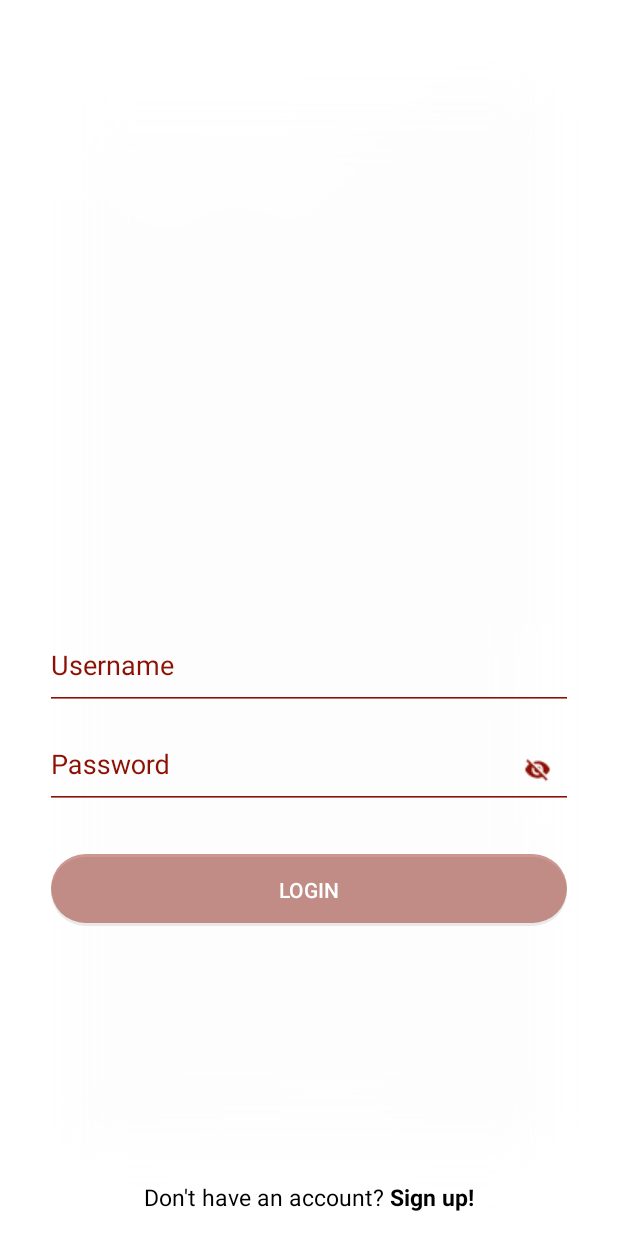
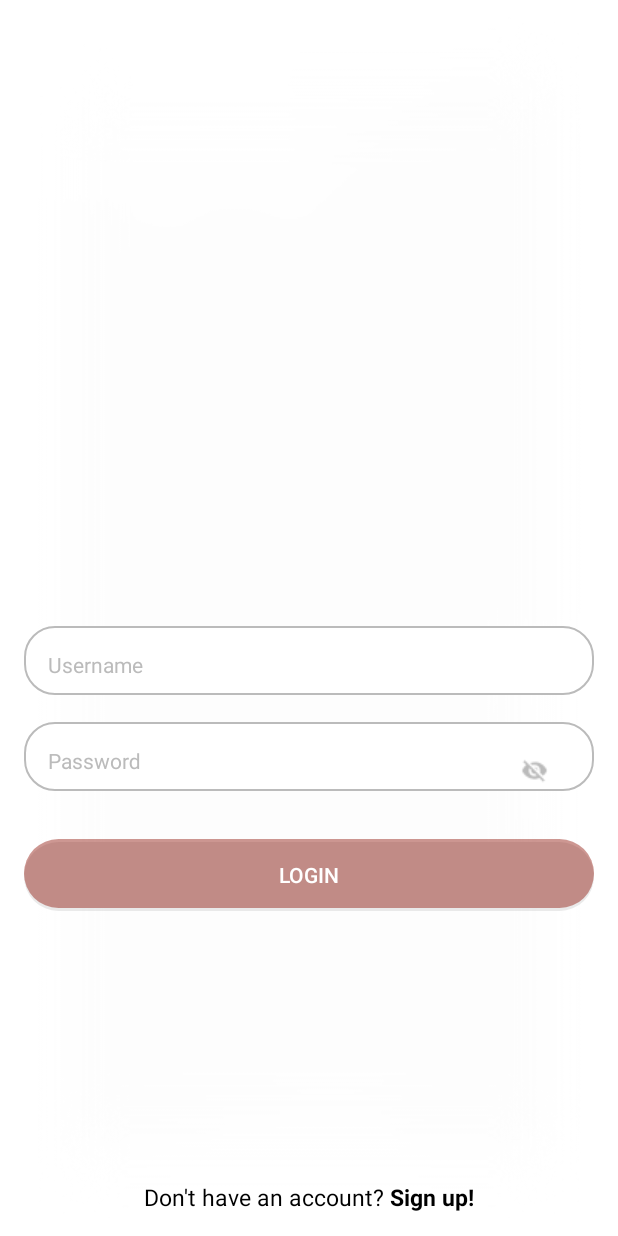
Before and after one commit to danisluis6/FamilyBook, an Android app: the screen it shows after launch (LoginActivity), on a phone screen of 412 x 824 dp. Run offline under Robolectric (Android 15) with nearby library versions, the phone set to English and light mode, and no system bars; our stand-ins replace ButterKnife; libraries missing offline, so code that uses them is left out: android.support.v8; 1 statement that could not run was skipped.

Commit message:
Update UI in Genealogy project

```diff
--- a/app/src/main/java/com/senior/project/genealogy/view/activity/login/LoginActivity.java
+++ b/app/src/main/java/com/senior/project/genealogy/view/activity/login/LoginActivity.java
@@ -58,6 +58,9 @@ public class LoginActivity extends AppCompatActivity implements LoginView {
     private LoginPresenterImpl loginPresenterImpl;
     private ProgressDialog mProgressDialog;
     private GaussianBlur blur;
+
+    // https://www.uplabs.com/posts/modern-web-login-page
+    // https://assets.materialup.com/uploads/20491861-4a2d-43a2-ae8b-5b8698f2207f/preview.jpg
 
     @Override
     protected void onCreate(Bundle savedInstanceState) {
--- /dev/null
+++ b/app/src/main/res/drawable/shape_login_field.xml
@@ -0,0 +1,12 @@
+<?xml version="1.0" encoding="utf-8"?>
+<layer-list xmlns:android="http://schemas.android.com/apk/res/android">
+
+    <item android:bottom="2dp">
+        <shape>
+            <stroke android:width="1dp" android:color="#BBBBBB" />
+            <solid android:color="#FFFFFF"/>
+            <corners android:radius="20dp" />
+        </shape>
+    </item>
+
+</layer-list>
--- a/app/src/main/res/layout/activity_login.xml
+++ b/app/src/main/res/layout/activity_login.xml
@@ -50,55 +50,79 @@
 
                 <android.support.design.widget.TextInputLayout
                     android:layout_width="match_parent"
-                    android:layout_height="wrap_content"
-                    android:paddingLeft="30dp"
-                    android:paddingRight="30dp"
-                    android:textColorHint="@color/colorPrimaryDark"
+                    android:layout_height="48dp"
+                    android:paddingLeft="16dp"
+                    android:paddingStart="16dp"
+                    android:paddingEnd="16dp"
+                    android:paddingRight="16dp"
+                    android:paddingTop="4dp"
+                    android:layout_marginStart="16dp"
+                    android:layout_marginLeft="16dp"
+                    android:layout_marginEnd="16dp"
+                    android:layout_marginRight="16dp"
+                    android:background="@drawable/shape_login_field"
+                    android:textColorHint="@color/text_hint_01"
                     app:hintTextAppearance="@style/MyAppearance">
 
                     <android.support.design.widget.TextInputEditText
                         android:id="@+id/username"
                         android:layout_width="match_parent"
                         android:layout_height="wrap_content"
-                        android:backgroundTint="@color/colorPrimaryDark"
                         android:hint="@string/label_username"
+                        android:textSize="14sp"
+                        android:paddingBottom="11dp"
+                        android:background="@null"
                         android:imeOptions="actionNext"
                         android:inputType="text"
-                        android:maxLength="25"
-                        android:paddingBottom="15dp"
-                        android:singleLine="true" />
+                        android:maxLength="32"
+                        android:singleLine="true"/>
+
                 </android.support.design.widget.TextInputLayout>
 
                 <android.support.design.widget.TextInputLayout
                     android:layout_width="match_parent"
-                    android:layout_height="wrap_content"
-                    android:paddingLeft="30dp"
-                    android:paddingRight="30dp"
-                    android:textColorHint="@color/colorPrimaryDark"
+                    android:layout_height="48dp"
+                    android:paddingLeft="16dp"
+                    android:paddingStart="16dp"
+                    android:paddingEnd="16dp"
+                    android:paddingRight="16dp"
+                    android:paddingTop="4dp"
+                    android:layout_marginTop="16dp"
+                    android:layout_marginStart="16dp"
+                    android:layout_marginLeft="16dp"
+                    android:layout_marginEnd="16dp"
+                    android:layout_marginRight="16dp"
+                    android:background="@drawable/shape_login_field"
+                    android:textColorHint="@color/text_hint_01"
                     app:hintTextAppearance="@style/MyAppearance"
                     app:passwordToggleDrawable="@drawable/icon_selector"
                     app:passwordToggleEnabled="true"
-                    app:passwordToggleTint="@color/colorPrimaryDark">
+                    app:passwordToggleTint="@color/text_hint_01">
 
                     <android.support.design.widget.TextInputEditText
                         android:id="@+id/password"
                         android:layout_width="match_parent"
                         android:layout_height="wrap_content"
-                        android:backgroundTint="@color/colorPrimaryDark"
+                        android:background="@null"
+                        android:textSize="14sp"
+                        android:paddingBottom="11dp"
                         android:hint="@string/hint_password"
                         android:imeOptions="actionDone"
                         android:inputType="textPassword"
-                        android:paddingBottom="15dp"
+                        android:maxLength="32"
                         android:singleLine="true" />
+
                 </android.support.design.widget.TextInputLayout>
 
                 <Button
                     android:id="@+id/btnLogin"
                     style="?android:attr/borderlessButtonStyle"
                     android:layout_width="match_parent"
-                    android:layout_height="wrap_content"
-                    android:layout_marginLeft="34dp"
-                    android:layout_marginRight="34dp"
+                    android:layout_height="48dp"
+                    android:layout_marginLeft="16dp"
+                    android:layout_marginStart="16dp"
+                    android:layout_marginRight="16dp"
+                    android:layout_marginEnd="16dp"
                     android:layout_marginTop="30dp"
                     android:background="@drawable/radius_button_disable"
                     android:enabled="false"
--- a/app/src/main/res/values/colors.xml
+++ b/app/src/main/res/values/colors.xml
@@ -1,7 +1,7 @@
 <?xml version="1.0" encoding="utf-8"?>
 <resources>
     <color name="colorPrimary">#9F3E34</color>
-    <color name="colorPrimaryDark">#8C1004</color>
+    <color name="colorPrimaryDark">#E22D2C</color>
     <color name="colorAccent">#8C1004</color>
     <color name="beige">#b9a4a2</color>
     <color name="white">#ffffff</color>
@@ -20,4 +20,10 @@
     <color name="colorDisable">#E30388D7</color>
     <color name="colorBorder">#0388d7</color>
     <color name="colorBg">#30303C</color>
+
+
+
+
+    <!-- Text -->
+    <color name="text_hint_01">#BBBBBB</color>
 </resources>
--- a/app/src/main/res/values/styles.xml
+++ b/app/src/main/res/values/styles.xml
@@ -54,7 +54,7 @@
     <style name="MyAppearance" parent="TextAppearance.AppCompat">
         <item name="android:textColor">#848383</item>
         <item name="android:singleLine">true</item>
-        <item name="android:paddingTop">10dp</item>
+        <item name="android:paddingTop">4dp</item>
     </style>
 
     <style name="datepicker" parent="Theme.AppCompat.Light.Dialog">
```
